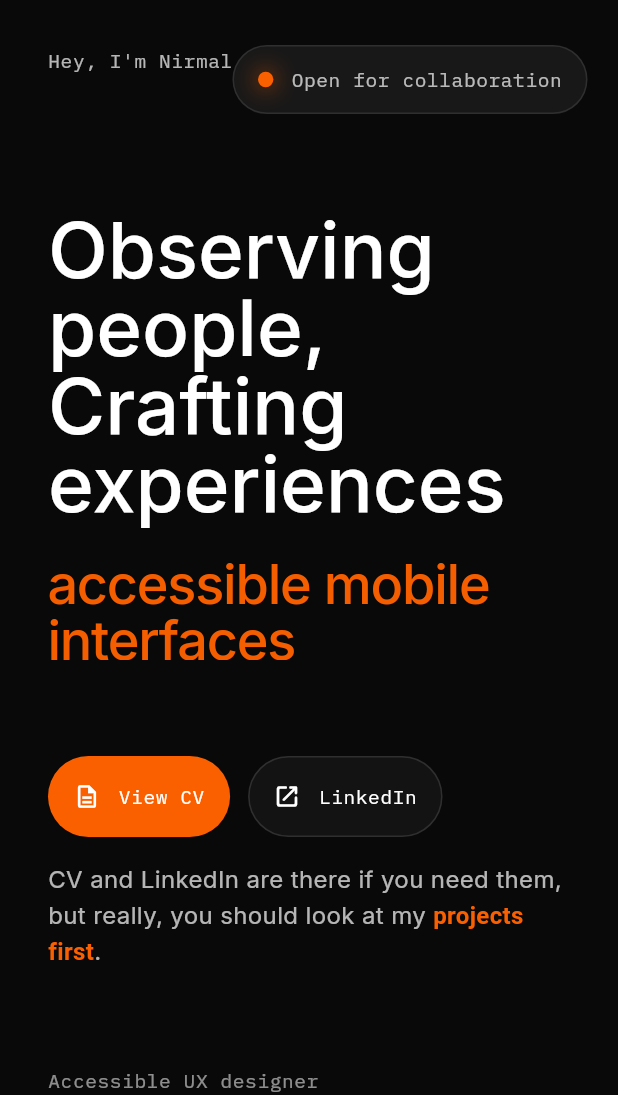
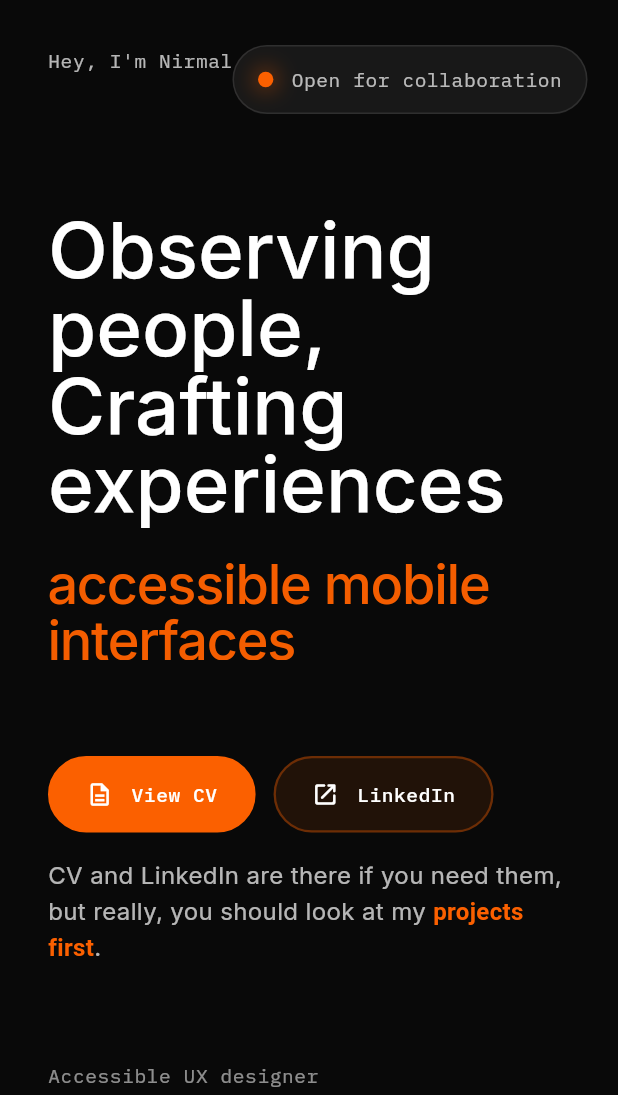
Before and after one commit to cyberwizard1001/portfolio_two, a Flutter app: the first screen one second after launch, on a phone screen of 412 x 824 dp, the part 141-1236 px from its top. Run offline on Flutter 3.47's test engine with Material 3 defaults, Android fonts, the phone set to English and light mode, and no system bars; drawn by our look-alikes of animated_text_kit; our stand-ins replace go_router, google_fonts, qr_flutter.

Commit message:
fix: button styling, terminal chips, About me heading colour
- View CV and LinkedIn buttons now have accent-tinted fill with visible
  accent borders and medium-weight label text, matching chip visual language
- Terminal About chips replaced with dark terminal-style (#1E1E1E bg,
  #3A3A3A border, terminal-green text) — removes translucent orange
- About me heading explicitly set to AppColors.ink for reliable visibility

```diff
--- a/lib/widgets/home/hero_section.dart
+++ b/lib/widgets/home/hero_section.dart
@@ -301,20 +301,21 @@ class _HeroActionButtonState extends State<_HeroActionButton> {
           duration: const Duration(milliseconds: 180),
           curve: Curves.easeOutCubic,
           padding: const EdgeInsets.symmetric(
-            horizontal: AppSpacing.md,
-            vertical: AppSpacing.md,
+            horizontal: AppSpacing.lg,
+            vertical: AppSpacing.sm + 2,
           ),
           decoration: BoxDecoration(
             color: widget.isPrimary
                 ? (_hovered ? const Color(0xFFFF7A29) : AppColors.accent)
                 : (_hovered
-                ? Colors.white.withValues(alpha: 0.10)
-                : Colors.white.withValues(alpha: 0.04)),
+                ? AppColors.accent.withValues(alpha: 0.14)
+                : AppColors.accent.withValues(alpha: 0.10)),
             borderRadius: BorderRadius.circular(AppRadii.pill),
             border: Border.all(
               color: widget.isPrimary
-                  ? Colors.transparent
-                  : Colors.white.withValues(alpha: 0.12),
+                  ? (_hovered ? const Color(0xFFFF7A29) : AppColors.accent)
+                  : AppColors.accent.withValues(alpha: 0.35),
+              width: 1.5,
             ),
           ),
           child: Row(
@@ -330,6 +331,7 @@ class _HeroActionButtonState extends State<_HeroActionButton> {
                 widget.label,
                 style: textTheme.bodySmall?.copyWith(
                   color: Colors.white,
+                  fontWeight: FontWeight.w500,
                 ),
               ),
             ],
```
Also changed, not shown: lib/widgets/home/terminal_about_section.dart (+6 -4 lines).
